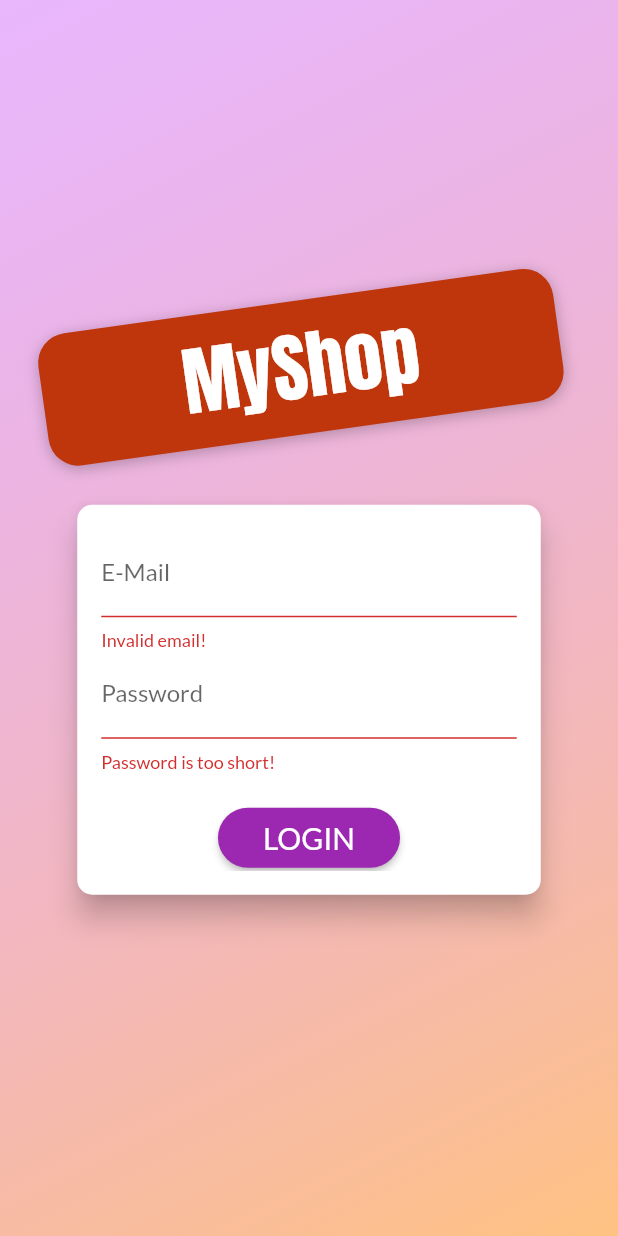
After one commit to ngochungle1331/ShopApp, a Flutter app: the screen it shows after launch, after a tap on "LOGIN", on a phone screen of 412 x 824 dp. The commit adds this screen. Run offline on Flutter 3.47's test engine with Material 2 defaults, Android fonts, the phone set to English and light mode, and no system bars; our stand-ins replace shared_preferences; network calls fail.

Commit message:
finish user authentication

```diff
--- a/lib/main.dart
+++ b/lib/main.dart
@@ -1,15 +1,19 @@
 import 'package:flutter/material.dart';
+
 import 'package:provider/provider.dart';
 
 import './screens/cart_screen.dart';
-import './screens/products_overview_screen.dart';
 import './screens/product_detail_screen.dart';
 import './providers/products.dart';
 import './providers/cart.dart';
 import './providers/orders.dart';
+import './providers/auth.dart';
 import './screens/orders_screen.dart';
 import './screens/user_products_screen.dart';
 import './screens/edit_product_screen.dart';
+import './screens/auth_screen.dart';
+import './screens/splash_screen.dart';
+import './screens/products_overview_screen.dart';
 
 void main() => runApp(MyApp());
 
@@ -19,23 +23,43 @@
     return MultiProvider(
         providers: [
           ChangeNotifierProvider.value(
-          value: Products(),
+            value: Auth(),
+          ),
+          ChangeNotifierProxyProvider<Auth, Products>(
+            create: (ctx) => Products('', '', []),
+            update: (ctx, auth, previousProducts) => Products(
+                auth.token,
+                auth.userId,
+                previousProducts == null ? [] : previousProducts.items),
           ),
           ChangeNotifierProvider.value(
             value: Cart(),
           ),
-        ChangeNotifierProvider.value(
-          value: Orders(),
+          ChangeNotifierProxyProvider<Auth, Orders>(
+            create: (ctx) => Orders('', '', []),
+            update: (ctx, auth, previousOrder) => Orders(auth.token,
+                auth.userId, previousOrder == null ? [] : previousOrder.orders),
           ),
         ],
-      child: MaterialApp(
+        child: Consumer<Auth>(
+          builder: (ctx, auth, _) => MaterialApp(
               title: 'MyShop',
               theme: ThemeData(
                 fontFamily: 'Lato',
-            colorScheme: ColorScheme.fromSwatch(primarySwatch: Colors.purple)
+                colorScheme:
+                    ColorScheme.fromSwatch(primarySwatch: Colors.purple)
                         .copyWith(secondary: Colors.deepOrange),
               ),
-          home: ProductsOverviewScreen(),
+              home: auth.isAuth
+                  ? ProductsOverviewScreen()
+                  : FutureBuilder(
+                      future: auth.tryAutoLogin(),
+                      builder: (ctx, authResultSnapshot) =>
+                          authResultSnapshot.connectionState ==
+                                  ConnectionState.waiting
+                              ? SplashScreen()
+                              : AuthScreen(),
+                    ),
               routes: {
                 ProductDetailScreen.routeName: (ctx) => ProductDetailScreen(),
                 CartScreen.routeName: (ctx) => CartScreen(),
@@ -43,6 +67,6 @@
                 UserProductsScreen.routeName: (ctx) => UserProductsScreen(),
                 EditProductScreen.routeName: (ctx) => EditProductScreen(),
               }),
-    );
+        ));
   }
 }
--- /dev/null
+++ b/lib/providers/auth.dart
@@ -0,0 +1,107 @@
+import 'dart:convert';
+import 'dart:async';
+
+import 'package:flutter/cupertino.dart';
+import 'package:http/http.dart' as http;
+import 'package:shared_preferences/shared_preferences.dart';
+
+import '../models/http_exception.dart';
+
+class Auth with ChangeNotifier {
+  String _token = '';
+  DateTime _expiredDate = DateTime.now();
+  String _userId = '';
+  late Timer _authTimer;
+
+  bool get isAuth {
+    return token != '';
+  }
+
+  String get token {
+    if (_expiredDate != DateTime.now() &&
+        _expiredDate.isAfter(DateTime.now()) &&
+        _token != '') {
+      return _token;
+    }
+    return '';
+  }
+
+  String get userId {
+    return _userId;
+  }
+
+  Future<void> _authenticate(
+      String email, String password, String urlSegment) async {
+    final url = Uri.parse(
+        'https://identitytoolkit.googleapis.com/v1/accounts:$urlSegment?key=AIzaSyAUwbEama9O9YpMdPAeqE3u0WlIpKSyaUA');
+    try {
+      final response = await http.post(url,
+          body: json.encode({
+            'email': email,
+            'password': password,
+            'returnSecureToken': true
+          }));
+      final responseData = json.decode(response.body);
+      if (responseData['error'] != null) {
+        throw HttpException(responseData['error']['message'] as String);
+      }
+      _token = responseData['idToken'] as String;
+      _userId = responseData['localId'] as String;
+      _expiredDate = DateTime.now()
+          .add(Duration(seconds: int.parse(responseData['expiresIn'])));
+      _autoLogout();
+      notifyListeners();
+      final prefs = await SharedPreferences.getInstance();
+      final userData = json.encode({
+        'token': _token,
+        'userId': _userId,
+        'expiryDate': _expiredDate.toIso8601String()
+      });
+      prefs.setString('userData', userData);
+    } catch (error) {
+      throw error;
+    }
+  }
+
+  Future<void> signUp(String email, String password) async {
+    return _authenticate(email, password, 'signUp');
+  }
+
+  Future<void> login(String email, String password) async {
+    return _authenticate(email, password, 'signInWithPassword');
+  }
+
+  Future<bool> tryAutoLogin() async {
+    final prefs = await SharedPreferences.getInstance();
+    if (!prefs.containsKey('userData')) {
+      return false;
+    }
+    final extractedUserData = json.decode(prefs.getString('userData') as String)
+        as Map<String, dynamic>;
+    final expiryDate = DateTime.parse(extractedUserData['expiryDate']);
+
+    if (expiryDate.isBefore(DateTime.now())) {
+      return false;
+    }
+    _token = extractedUserData['token'];
+    _userId = extractedUserData['userId'];
+    _expiredDate = expiryDate;
+    notifyListeners();
+    _autoLogout();
+    return true;
+  }
+
+  Future<void> logout() async {
+    _token = '';
+    _userId = '';
+    _expiredDate = DateTime(0);
+    notifyListeners();
+    final prefs = await SharedPreferences.getInstance();
+    prefs.clear();
+  }
+
+  void _autoLogout() {
+    final timeToExpiry = _expiredDate.difference(DateTime.now()).inSeconds;
+    _authTimer = Timer(Duration(seconds: timeToExpiry), logout);
+  }
+}
--- a/lib/providers/orders.dart
+++ b/lib/providers/orders.dart
@@ -5,7 +5,7 @@
 import './cart.dart';
 
 class OrderItem {
-  final String id;
+  final String? id;
   final double amount;
   final List<CartItem> products;
   final DateTime dateTime;
@@ -20,6 +20,10 @@
 
 class Orders with ChangeNotifier {
   List<OrderItem> _orders = [];
+  final String authToken;
+  final String userId;
+
+  Orders(this.authToken, this.userId, this._orders);
 
   List<OrderItem> get orders {
     return [..._orders];
@@ -28,7 +32,7 @@
   Future<void> fetchAndSetOrders() async {
     final url = Uri.https(
         'shopapp-f27d0-default-rtdb.asia-southeast1.firebasedatabase.app',
-        '/orders.json');
+        '/orders.json?auth=$authToken');
     final response = await http.get(url);
     final List<OrderItem> loadedOrders = [];
     final extractedData = json.decode(response.body) as Map<String, dynamic>;
@@ -53,7 +57,7 @@
   Future<void> addOrder(List<CartItem> cartProducts, double total) async {
     final url = Uri.https(
         'shopapp-f27d0-default-rtdb.asia-southeast1.firebasedatabase.app',
-        '/orders.json');
+        '/orders/$userId.json');
     final timestamp = DateTime.now();
 
     final response = await http.post(url,
@@ -70,7 +74,7 @@
               .toList(),
         }));
     final newOrderItem = OrderItem(
-        id: json.decode(response.body)['name'],
+        id: (json.decode(response.body)['name'] as String),
         amount: total,
         products: cartProducts,
         dateTime: timestamp);
--- /dev/null
+++ b/lib/screens/auth_screen.dart
@@ -0,0 +1,281 @@
+import 'dart:math';
+
+import 'package:flutter/material.dart';
+import 'package:module_89101112_shopapp/models/http_exception.dart';
+import 'package:provider/provider.dart';
+
+import '../providers/auth.dart';
+import 'package:http/http.dart';
+
+enum AuthMode { Signup, Login }
+
+class AuthScreen extends StatelessWidget {
+  static const routeName = '/auth';
+
+  @override
+  Widget build(BuildContext context) {
+    final deviceSize = MediaQuery.of(context).size;
+    // final transformConfig = Matrix4.rotationZ(-8 * pi / 180);
+    // transformConfig.translate(-10.0);
+    return Scaffold(
+      // resizeToAvoidBottomInset: false,
+      body: Stack(
+        children: <Widget>[
+          Container(
+            decoration: BoxDecoration(
+              gradient: LinearGradient(
+                colors: [
+                  const Color.fromRGBO(215, 117, 255, 1).withOpacity(0.5),
+                  const Color.fromRGBO(255, 188, 117, 1).withOpacity(0.9),
+                ],
+                begin: Alignment.topLeft,
+                end: Alignment.bottomRight,
+                stops: [0, 1],
+              ),
+            ),
+          ),
+          SingleChildScrollView(
+            child: Container(
+              height: deviceSize.height,
+              width: deviceSize.width,
+              child: Column(
+                mainAxisAlignment: MainAxisAlignment.center,
+                crossAxisAlignment: CrossAxisAlignment.center,
+                children: <Widget>[
+                  Flexible(
+                    child: Container(
+                      margin: const EdgeInsets.only(bottom: 20.0),
+                      padding: const EdgeInsets.symmetric(
+                          vertical: 8.0, horizontal: 94.0),
+                      transform: Matrix4.rotationZ(-8 * pi / 180)
+                        ..translate(-10.0),
+                      // ..translate(-10.0),
+                      decoration: BoxDecoration(
+                        borderRadius: BorderRadius.circular(20),
+                        color: Colors.deepOrange.shade900,
+                        boxShadow: [
+                          BoxShadow(
+                            blurRadius: 8,
+                            color: Colors.black26,
+                            offset: Offset(0, 2),
+                          )
+                        ],
+                      ),
+                      child: Text(
+                        'MyShop',
+                        style: TextStyle(
+                          color: Theme.of(context).colorScheme.onPrimary,
+                          // color: Theme.of(context).accentTextTheme.title.color,
+                          fontSize: 50,
+                          fontFamily: 'Anton',
+                          fontWeight: FontWeight.normal,
+                        ),
+                      ),
+                    ),
+                  ),
+                  Flexible(
+                    flex: deviceSize.width > 600 ? 2 : 1,
+                    child: const AuthCard(),
+                  ),
+                ],
+              ),
+            ),
+          ),
+        ],
+      ),
+    );
+  }
+}
+
+class AuthCard extends StatefulWidget {
+  const AuthCard({
+    Key? key,
+  }) : super(key: key);
+
+  @override
+  _AuthCardState createState() => _AuthCardState();
+}
+
+class _AuthCardState extends State<AuthCard> {
+  final GlobalKey<FormState> _formKey = GlobalKey();
+  AuthMode _authMode = AuthMode.Login;
+  Map<String, String> _authData = {
+    'email': '',
+    'password': '',
+  };
+  var _isLoading = false;
+  final _passwordController = TextEditingController();
+
+  void _showMessageDialog(String message) {
+    showDialog(
+        context: context,
+        builder: (ctx) => AlertDialog(
+              title: Text('An error occurred'),
+              content: Text(message),
+              actions: <Widget>[
+                TextButton(
+                  child: Text('Okay'),
+                  onPressed: () {
+                    Navigator.of(ctx).pop();
+                  },
+                )
+              ],
+            ));
+  }
+
+  Future<void> _submit() async {
+    if (!_formKey.currentState!.validate()) {
+      // Invalid!
+      return;
+    }
+
+    _formKey.currentState!.save();
+
+    setState(() {
+      _isLoading = true;
+    });
+
+    try {
+      if (_authMode == AuthMode.Login) {
+        // Log user in
+        await Provider.of<Auth>(context, listen: false).login(
+            _authData['email'] as String, _authData['password'] as String);
+      } else {
+        // Sign user up
+        await Provider.of<Auth>(context, listen: false).signUp(
+            _authData['email'] as String, _authData['password'] as String);
+      }
+    } on HttpException catch (error) {
+      var errorMessage = 'Authentication failed.';
+      if (error.toString().contains('EMAIL_EXISTS')) {
+        errorMessage = 'This email address is already in use.';
+      } else if (error.toString().contains('INVALID_EMAIL')) {
+        errorMessage = 'This is an invalid email address';
+      } else if (error.toString().contains('WEAK_PASSWORD')) {
+        errorMessage = 'This message is too weak.';
+      } else if (error.toString().contains('EMAIL_NOT_FOUND')) {
+        errorMessage = 'Could not find a user with that email.';
+      } else if (error.toString().contains('INVALID_PASSWORD')) {
+        errorMessage = 'Invalid password';
+      }
+      _showMessageDialog(errorMessage);
+    } catch (error) {
+      const errorMessage =
+          'Could not authenticate you. Please try again later.';
+      _showMessageDialog(errorMessage);
+    }
+
+    setState(() {
+      _isLoading = false;
+    });
+  }
+
+  void _switchAuthMode() {
+    if (_authMode == AuthMode.Login) {
+      setState(() {
+        _authMode = AuthMode.Signup;
+      });
+    } else {
+      setState(() {
+        _authMode = AuthMode.Login;
+      });
+    }
+  }
+
+  @override
+  Widget build(BuildContext context) {
+    final deviceSize = MediaQuery.of(context).size;
+    return Card(
+      shape: RoundedRectangleBorder(
+        borderRadius: BorderRadius.circular(10.0),
+      ),
+      elevation: 8.0,
+      child: Container(
+        height: _authMode == AuthMode.Signup ? 320 : 260,
+        constraints:
+            BoxConstraints(minHeight: _authMode == AuthMode.Signup ? 320 : 260),
+        width: deviceSize.width * 0.75,
+        padding: const EdgeInsets.all(16.0),
+        child: Form(
+          key: _formKey,
+          child: SingleChildScrollView(
+            child: Column(
+              children: <Widget>[
+                TextFormField(
+                  decoration: const InputDecoration(labelText: 'E-Mail'),
+                  keyboardType: TextInputType.emailAddress,
+                  validator: (value) {
+                    if (value!.isEmpty || !value.contains('@')) {
+                      return 'Invalid email!';
+                    }
+                    return null;
+                  },
+                  onSaved: (value) {
+                    _authData['email'] = value.toString();
+                  },
+                ),
+                TextFormField(
+                  decoration: const InputDecoration(labelText: 'Password'),
+                  obscureText: true,
+                  controller: _passwordController,
+                  validator: (value) {
+                    if (value!.isEmpty || value.length < 5) {
+                      return 'Password is too short!';
+                    }
+                  },
+                  onSaved: (value) {
+                    _authData['password'] = value.toString();
+                  },
+                ),
+                if (_authMode == AuthMode.Signup)
+                  TextFormField(
+                    enabled: _authMode == AuthMode.Signup,
+                    decoration:
+                        const InputDecoration(labelText: 'Confirm Password'),
+                    obscureText: true,
+                    validator: _authMode == AuthMode.Signup
+                        ? (value) {
+                            if (value != _passwordController.text) {
+                              return 'Passwords do not match!';
+                            }
+                          }
+                        : null,
+                  ),
+                const SizedBox(
+                  height: 20,
+                ),
+                if (_isLoading)
+                  const CircularProgressIndicator()
+                else
+                  ElevatedButton(
+                      onPressed: _submit,
+                      style: ElevatedButton.styleFrom(
+                          shape: RoundedRectangleBorder(
+                            borderRadius: BorderRadius.circular(30),
+                          ),
+                          padding: const EdgeInsets.symmetric(
+                              horizontal: 30.0, vertical: 8.0),
+                          backgroundColor:
+                              Theme.of(context).colorScheme.primary,
+                          textStyle: Theme.of(context).textTheme.headline6),
+                      child: Text(
+                          _authMode == AuthMode.Login ? 'LOGIN' : 'SIGN UP')),
+                TextButton(
+                    onPressed: _switchAuthMode,
+                    style: TextButton.styleFrom(
+                        padding: const EdgeInsets.symmetric(
+                            horizontal: 30.0, vertical: 4),
+                        tapTargetSize: MaterialTapTargetSize.shrinkWrap,
+                        textStyle:
+                            TextStyle(color: Theme.of(context).primaryColor)),
+                    child: Text(
+                      '${_authMode == AuthMode.Login ? 'SIGNUP' : 'LOGIN'} INSTEAD',
+                    )),
+              ],
+            ),
+          ),
+        ),
+      ),
+    );
+  }
+}
--- /dev/null
+++ b/lib/screens/splash_screen.dart
@@ -0,0 +1,12 @@
+import 'package:flutter/material.dart';
+
+class SplashScreen extends StatelessWidget {
+  @override
+  Widget build(BuildContext context) {
+    return Scaffold(
+      body: Center(
+        child: Text('Loading...'),
+      ),
+    );
+  }
+}
--- a/lib/widgets/product_item.dart
+++ b/lib/widgets/product_item.dart
@@ -1,4 +1,5 @@
 import 'package:flutter/material.dart';
+import 'package:module_89101112_shopapp/providers/auth.dart';
 import 'package:provider/provider.dart';
 
 import '../screens/product_detail_screen.dart';
@@ -16,6 +17,8 @@
   Widget build(BuildContext context) {
     final product = Provider.of<Product>(context, listen: false);
     final cart = Provider.of<Cart>(context, listen: false);
+    final authData = Provider.of<Auth>(context, listen: false);
+
     return ClipRRect(
       borderRadius: BorderRadius.circular(10),
       child: GridTile(
@@ -28,7 +31,7 @@
               ),
               color: Theme.of(context).colorScheme.secondary,
               onPressed: () {
-                product.toggleFavoriteStatus();
+                product.toggleFavoriteStatus(authData.token, authData.userId);
               },
             ),
           ),
--- a/pubspec.yaml
+++ b/pubspec.yaml
@@ -39,6 +39,7 @@
   cupertino_icons: ^1.0.2
   http: ^0.13.5
   flutter_gen: ^4.3.0
+  shared_preferences: ^2.0.15
 
 dev_dependencies:
   flutter_test:
```
Also changed, not shown: lib/providers/product.dart (+3 -4 lines), lib/providers/products.dart (+23 -9 lines), lib/screens/user_products_screen.dart (+14 -3 lines), lib/widgets/app_drawer.dart (+12 -0 lines), pubspec.lock, 1 other file. Lines whose indentation alone changed are shown as unchanged.
